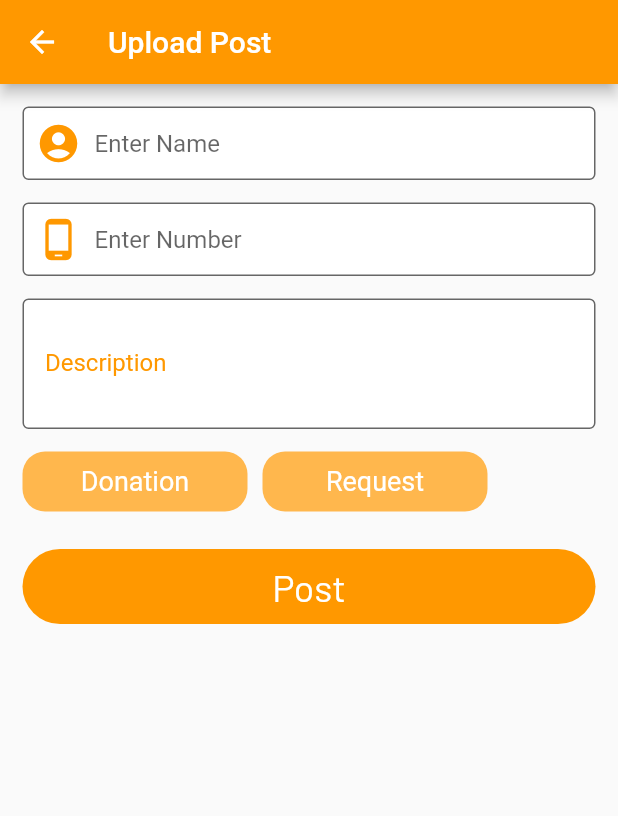
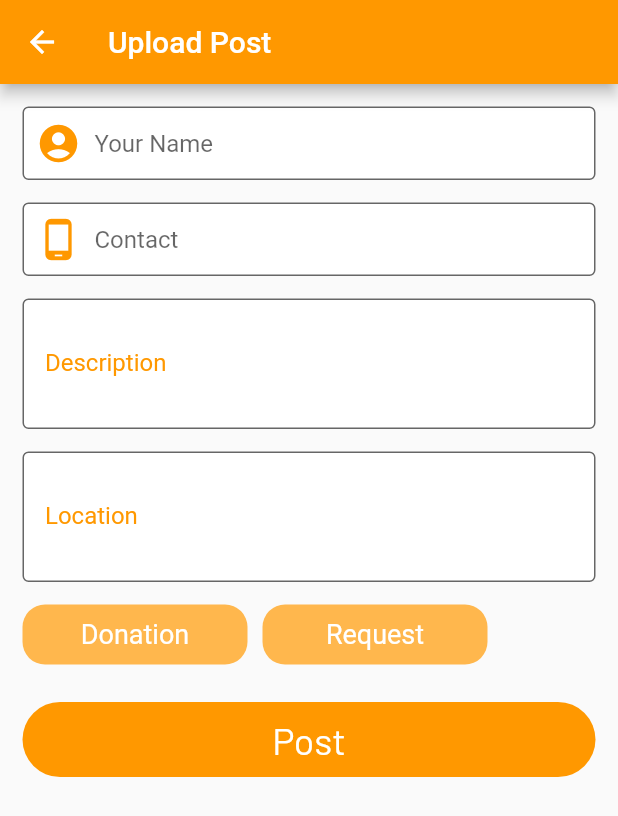
Before and after one commit to Vaibhav-84/Alianz, a Flutter app: the Upload screen opened directly, on a phone screen of 412 x 824 dp. Shown: the top 816 px of the screen. Run offline on Flutter 3.47's test engine with Material 2 defaults, Android fonts, the phone set to English and light mode, and no system bars; our stand-ins replace cloud_firestore, firebase_auth, firebase_core, firebase_database, google_fonts, shared_preferences; accounts and stored records are empty.

Commit message:
loction added

```diff
--- a/lib/views/upload.dart
+++ b/lib/views/upload.dart
@@ -11,7 +11,7 @@ class Upload extends StatefulWidget {
 }
 
 class _UploadState extends State<Upload> {
-  TextEditingController _nameController, _numberController, _desController;
+  TextEditingController _nameController, _numberController, _desController,_locController;
   String _typeSelected = '';
   DatabaseReference _ref;
   @override
@@ -20,6 +20,7 @@ class _UploadState extends State<Upload> {
     _nameController = TextEditingController();
     _numberController = TextEditingController();
     _desController = TextEditingController();
+    _locController = TextEditingController();
     _ref = FirebaseDatabase.instance.reference().child('Posts');
   }
 
@@ -29,7 +30,7 @@ class _UploadState extends State<Upload> {
         height: 40,
         width: 150,
         decoration: BoxDecoration(
-          color: _typeSelected == title ? Colors.pink[300] : Colors.orange[300],
+          color: _typeSelected == title ? Colors.orange[900] : Colors.orange[300],
           borderRadius: BorderRadius.circular(15),
         ),
         child: Center(
@@ -54,7 +55,8 @@ class _UploadState extends State<Upload> {
           title: Text('Upload Post'),
           backgroundColor: Colors.orange,
         ),
-        body: Container(
+        body: SingleChildScrollView(
+          child: Container(
             margin: EdgeInsets.all(15),
             child: Column(
               crossAxisAlignment: CrossAxisAlignment.start,
@@ -62,7 +64,7 @@ class _UploadState extends State<Upload> {
                 TextFormField(
                   controller: _nameController,
                   decoration: InputDecoration(
-                  hintText: 'Enter Name',
+                    hintText: 'Your Name',
                     focusedBorder: OutlineInputBorder(
                       borderSide: BorderSide(color: Colors.orange),
                     ),
@@ -81,7 +83,7 @@ class _UploadState extends State<Upload> {
                 TextFormField(
                   controller: _numberController,
                   decoration: InputDecoration(
-                  hintText: 'Enter Number',
+                    hintText: 'Contact',
                     focusedBorder: OutlineInputBorder(
                       borderSide: BorderSide(color: Colors.orange),
                     ),
@@ -108,6 +110,27 @@ class _UploadState extends State<Upload> {
                       borderSide: BorderSide(color: Colors.orange),
                     ),
                     labelText: "Description",
+                    labelStyle: TextStyle(
+                      color: Colors.orange,
+                    ),
+                    fillColor: Colors.white,
+                    filled: true,
+                    contentPadding: EdgeInsets.all(15),
+                    border: OutlineInputBorder(),
+                  ),
+                  maxLines: 3,
+                ),
+                SizedBox(
+                  height: 15,
+                ),
+                TextFormField(
+                  controller: _locController,
+                  decoration: InputDecoration(
+                    hintText: 'Location',
+                    focusedBorder: OutlineInputBorder(
+                      borderSide: BorderSide(color: Colors.orange),
+                    ),
+                    labelText: "Location",
                     labelStyle: TextStyle(
                       color: Colors.orange,
                     ),
@@ -185,6 +208,7 @@ class _UploadState extends State<Upload> {
                 ),
               ],
             ),
+          ),
         ));
   }
 
@@ -192,11 +216,14 @@ class _UploadState extends State<Upload> {
     String name = _nameController.text;
     String number = _numberController.text;
     String description = _desController.text;
+    String location = _locController.text;
 
     Map<String, String> contact = {
       'name': name,
       'number': number,
+      'location':location,
       'description': description,
+
       'type': _typeSelected,
     };
 
```
Also changed, not shown: lib/views/feed.dart (+30 -1 lines). Lines whose indentation alone changed are shown as unchanged.
